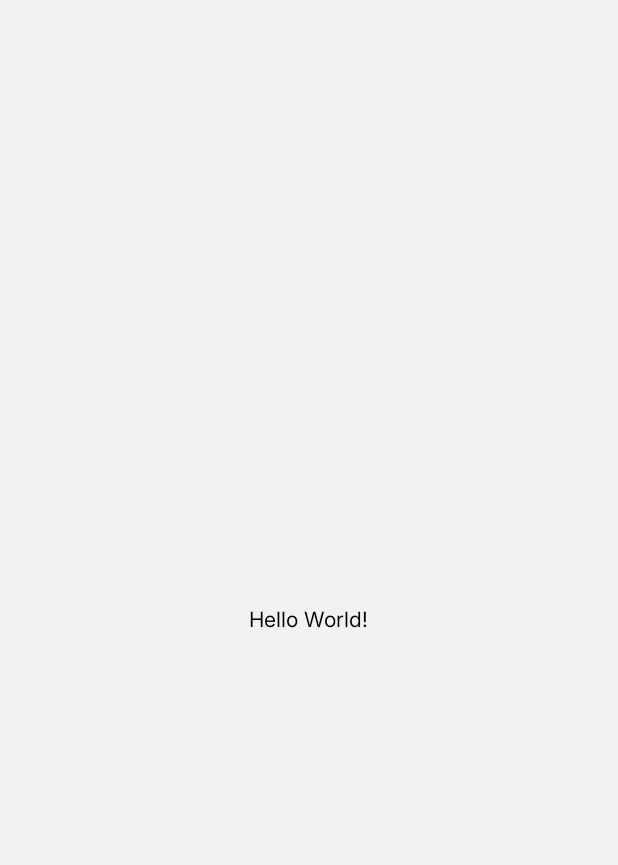
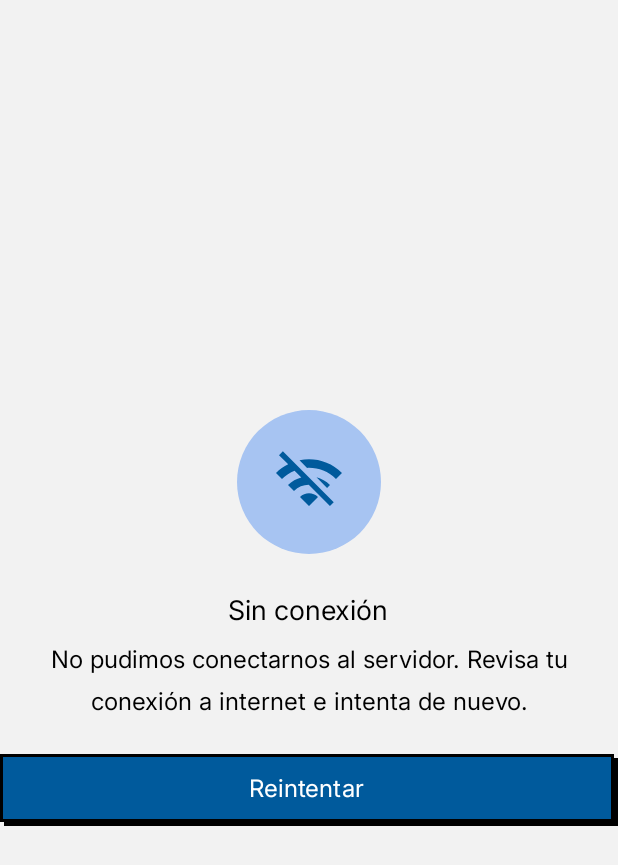
Before and after one commit to DMediv/MediAgenda-Reforged-, an Android app: the SinConexionActivity screen opened directly, with no data from a screen before it, on a phone screen of 412 x 824 dp. Before the commit the part shown is almost empty. Shown: the top 865 px of the screen. Run offline under Robolectric (Android 15) with nearby library versions, the phone set to English and light mode, and no system bars.

Commit message:
Pantallas de estado de conexion

```diff
--- a/app/build.gradle.kts
+++ b/app/build.gradle.kts
@@ -51,4 +51,5 @@ dependencies {
 
     implementation(libs.glide)
     implementation(libs.kotlinx.coroutines.android)
+    implementation(libs.androidx.lifecycle.process)
 }
--- a/app/src/main/java/com/example/mediagendareforged/modelo/clsAutentificacionModelo.kt
+++ b/app/src/main/java/com/example/mediagendareforged/modelo/clsAutentificacionModelo.kt
@@ -8,7 +8,7 @@ class clsAutentificacionModelo {
             retrofitCliente.api.iniciarSesion(dataLoginPeticion(usuario, contrasena))
         }
 
-        if (resultado.status == "success" && resultado.data != null) {
+        if (resultado.status == retrofitCliente.EXITO && resultado.data != null) {
             retrofitCliente.token = resultado.data.token
         }
         return resultado
--- a/app/src/main/java/com/example/mediagendareforged/vista/PanelMedicoActivity.kt
+++ b/app/src/main/java/com/example/mediagendareforged/vista/PanelMedicoActivity.kt
@@ -1,6 +1,7 @@
 package com.example.mediagendareforged.vista
 
 import android.os.Bundle
+import android.widget.Toast
 import androidx.activity.enableEdgeToEdge
 import androidx.appcompat.app.AppCompatActivity
 import androidx.core.view.ViewCompat
@@ -17,5 +18,8 @@ class PanelMedicoActivity : AppCompatActivity() {
             v.setPadding(systemBars.left, systemBars.top, systemBars.right, systemBars.bottom)
             insets
         }
+
+        val nombre = intent.getStringExtra("NOMBRE") ?: ""
+        Toast.makeText(this, "Bienvenido(a), $nombre", Toast.LENGTH_LONG).show()
     }
 }
--- a/app/src/main/java/com/example/mediagendareforged/vista/PanelPacienteActivity.kt
+++ b/app/src/main/java/com/example/mediagendareforged/vista/PanelPacienteActivity.kt
@@ -1,6 +1,7 @@
 package com.example.mediagendareforged.vista
 
 import android.os.Bundle
+import android.widget.Toast
 import androidx.activity.enableEdgeToEdge
 import androidx.appcompat.app.AppCompatActivity
 import androidx.core.view.ViewCompat
@@ -17,5 +18,8 @@ class PanelPacienteActivity : AppCompatActivity() {
             v.setPadding(systemBars.left, systemBars.top, systemBars.right, systemBars.bottom)
             insets
         }
+
+        val nombre = intent.getStringExtra("NOMBRE") ?: ""
+        Toast.makeText(this, "Bienvenido(a), $nombre", Toast.LENGTH_LONG).show()
     }
 }
--- a/app/src/main/java/com/example/mediagendareforged/vista/MainActivity.kt
+++ b/app/src/main/java/com/example/mediagendareforged/vista/SinConexionActivity.kt
@@ -3,20 +3,24 @@ package com.example.mediagendareforged.vista
 import android.os.Bundle
 import androidx.activity.enableEdgeToEdge
 import androidx.appcompat.app.AppCompatActivity
+import androidx.appcompat.widget.AppCompatButton
 import androidx.core.view.ViewCompat
-import androidx.core.view.WindowCompat.enableEdgeToEdge
 import androidx.core.view.WindowInsetsCompat
 import com.example.mediagendareforged.R
 
-class MainActivity : AppCompatActivity() {
+
+class SinConexionActivity : AppCompatActivity() {
+
     override fun onCreate(savedInstanceState: Bundle?) {
         super.onCreate(savedInstanceState)
         enableEdgeToEdge()
-        setContentView(R.layout.activity_main)
+        setContentView(R.layout.activity_sin_conexion)
         ViewCompat.setOnApplyWindowInsetsListener(findViewById(R.id.main)) { v, insets ->
-            val systemBars = insets.getInsets(WindowInsetsCompat.Type.systemBars())
-            v.setPadding(systemBars.left, systemBars.top, systemBars.right, systemBars.bottom)
+            val barras = insets.getInsets(WindowInsetsCompat.Type.systemBars())
+            v.setPadding(barras.left, barras.top, barras.right, barras.bottom)
             insets
         }
+
+        findViewById<AppCompatButton>(R.id.btnReintentar).setOnClickListener { finish() }
     }
 }
--- /dev/null
+++ b/app/src/main/res/drawable/circulo_estado.xml
@@ -0,0 +1,4 @@
+<?xml version="1.0" encoding="utf-8"?>
+<shape xmlns:android="http://schemas.android.com/apk/res/android" android:shape="oval">
+    <solid android:color="@color/azul_claro" />
+</shape>
--- /dev/null
+++ b/app/src/main/res/drawable/ic_sin_conexion.xml
@@ -0,0 +1,20 @@
+<!--
+  ~ Copyright (C) 2026 The Android Open Source Project
+  ~
+  ~ Licensed under the Apache License, Version 2.0 (the "License");
+  ~ you may not use this file except in compliance with the License.
+  ~ You may obtain a copy of the License at
+  ~
+  ~      http://www.apache.org/licenses/LICENSE-2.0
+  ~
+  ~ Unless required by applicable law or agreed to in writing, software
+  ~ distributed under the License is distributed on an "AS IS" BASIS,
+  ~ WITHOUT WARRANTIES OR CONDITIONS OF ANY KIND, either express or implied.
+  ~ See the License for the specific language governing permissions and
+  ~ limitations under the License.
+  -->
+<vector xmlns:android="http://schemas.android.com/apk/res/android" android:height="24dp" android:tint="#000000" android:viewportHeight="24" android:viewportWidth="24" android:width="24dp">
+
+    <path android:fillColor="@android:color/white" android:pathData="M22.99,9C19.15,5.16 13.8,3.76 8.84,4.78l2.52,2.52c3.47,-0.17 6.99,1.05 9.63,3.7l2,-2zM18.99,13c-1.29,-1.29 -2.84,-2.13 -4.49,-2.56l3.53,3.53 0.96,-0.97zM2,3.05L5.07,6.1C3.6,6.82 2.22,7.78 1,9l1.99,2c1.24,-1.24 2.67,-2.16 4.2,-2.77l2.24,2.24C7.81,10.89 6.27,11.73 5,13v0.01L6.99,15c1.36,-1.36 3.14,-2.04 4.92,-2.06L18.98,20l1.27,-1.26L3.29,1.79 2,3.05zM9,17l3,3 3,-3c-1.65,-1.66 -4.34,-1.66 -6,0z"/>
+
+</vector>
--- a/app/src/main/res/layout/activity_main.xml
+++ /dev/null
@@ -1,19 +0,0 @@
-<?xml version="1.0" encoding="utf-8"?>
-<androidx.constraintlayout.widget.ConstraintLayout xmlns:android="http://schemas.android.com/apk/res/android"
-    xmlns:app="http://schemas.android.com/apk/res-auto"
-    xmlns:tools="http://schemas.android.com/tools"
-    android:id="@+id/main"
-    android:layout_width="match_parent"
-    android:layout_height="match_parent"
-    tools:context=".vista.MainActivity">
-
-    <TextView
-        android:layout_width="wrap_content"
-        android:layout_height="wrap_content"
-        android:text="Hello World!"
-        app:layout_constraintBottom_toBottomOf="parent"
-        app:layout_constraintEnd_toEndOf="parent"
-        app:layout_constraintStart_toStartOf="parent"
-        app:layout_constraintTop_toTopOf="parent" />
-
-</androidx.constraintlayout.widget.ConstraintLayout>
--- /dev/null
+++ b/app/src/main/res/layout/activity_sin_conexion.xml
@@ -0,0 +1,49 @@
+<?xml version="1.0" encoding="utf-8"?>
+<LinearLayout xmlns:android="http://schemas.android.com/apk/res/android"
+    xmlns:app="http://schemas.android.com/apk/res-auto"
+    xmlns:tools="http://schemas.android.com/tools"
+    android:id="@+id/main"
+    android:layout_width="match_parent"
+    android:layout_height="match_parent"
+    android:gravity="center"
+    android:orientation="vertical"
+    android:padding="@dimen/margen_pantalla"
+    tools:context=".vista.SinConexionActivity">
+
+    <FrameLayout
+        android:layout_width="96dp"
+        android:layout_height="96dp"
+        android:background="@drawable/circulo_estado">
+
+        <ImageView
+            android:layout_width="@dimen/icono_estado"
+            android:layout_height="@dimen/icono_estado"
+            android:layout_gravity="center"
+            android:importantForAccessibility="no"
+            android:src="@drawable/ic_sin_conexion"
+            app:tint="@color/azul_primario" />
+    </FrameLayout>
+
+    <TextView
+        style="@style/Texto.Encabezado"
+        android:layout_width="wrap_content"
+        android:layout_height="wrap_content"
+        android:layout_marginTop="@dimen/separacion_secciones"
+        android:text="@string/sin_conexion_titulo" />
+
+    <TextView
+        style="@style/Texto.Cuerpo"
+        android:layout_width="wrap_content"
+        android:layout_height="wrap_content"
+        android:layout_marginTop="8dp"
+        android:gravity="center"
+        android:text="@string/sin_conexion_texto" />
+
+    <androidx.appcompat.widget.AppCompatButton
+        android:id="@+id/btnReintentar"
+        style="@style/Boton.Principal"
+        android:layout_width="match_parent"
+        android:layout_height="@dimen/alto_boton"
+        android:layout_marginTop="@dimen/separacion_secciones"
+        android:text="@string/sin_conexion_boton" />
+</LinearLayout>
--- a/app/src/main/res/values/strings.xml
+++ b/app/src/main/res/values/strings.xml
@@ -9,4 +9,11 @@
     <string name="login_sin_cuenta">¿No tienes cuenta?</string>
     <string name="login_crear_cuenta">Crear cuenta</string>
     <string name="desc_logo">Logotipo de MediAgenda</string>
+
+    <string name="expirada_titulo">Tu sesión expiró</string>
+    <string name="expirada_texto">Por seguridad, la sesión se cierra al cerrar la app o después de 10 minutos en segundo plano.</string>
+    <string name="expirada_boton">Volver a iniciar sesión</string>
+    <string name="sin_conexion_titulo">Sin conexión</string>
+    <string name="sin_conexion_texto">No pudimos conectarnos al servidor. Revisa tu conexión a internet e intenta de nuevo.</string>
+    <string name="sin_conexion_boton">Reintentar</string>
 </resources>
--- a/gradle/libs.versions.toml
+++ b/gradle/libs.versions.toml
@@ -12,6 +12,7 @@ retrofit = "3.0.0"
 okhttp = "4.12.0"
 glide = "4.16.0"
 coroutines = "1.11.0"
+lifecycleProcess = "2.9.1"
 
 [libraries]
 androidx-core-ktx = { group = "androidx.core", name = "core-ktx", version.ref = "coreKtx" }
@@ -28,6 +29,7 @@ okhttp = { group = "com.squareup.okhttp3", name = "okhttp", version.ref = "okhtt
 okhttp-logging = { group = "com.squareup.okhttp3", name = "logging-interceptor", version.ref = "okhttp" }
 glide = { group = "com.github.bumptech.glide", name = "glide", version.ref = "glide" }
 kotlinx-coroutines-android = { group = "org.jetbrains.kotlinx", name = "kotlinx-coroutines-android", version.ref = "coroutines" }
+androidx-lifecycle-process = { group = "androidx.lifecycle", name = "lifecycle-process", version.ref = "lifecycleProcess" }
 
 [plugins]
 android-application = { id = "com.android.application", version.ref = "agp" }
```
Also changed, not shown: app/src/main/AndroidManifest.xml (+12 -5 lines), app/src/main/java/com/example/mediagendareforged/conexion/MediAgendaApp.kt (added, +33 -0 lines), app/src/main/java/com/example/mediagendareforged/conexion/retrofitCliente.kt (+14 -5 lines), app/src/main/java/com/example/mediagendareforged/presentador/clsLoginPresentador.kt (+13 -10 lines), app/src/main/java/com/example/mediagendareforged/vista/LoginActivity.kt (+6 -1 lines), app/src/main/java/com/example/mediagendareforged/vista/SesionExpiradaActivity.kt (added, +33 -0 lines), app/src/main/java/com/example/mediagendareforged/vista/clsNavegacion.kt (added, +25 -0 lines), app/src/main/res/drawable/ic_sesion_expirada.xml (added, +22 -0 lines), app/src/main/res/layout/activity_sesion_expirada.xml (added, +49 -0 lines).
